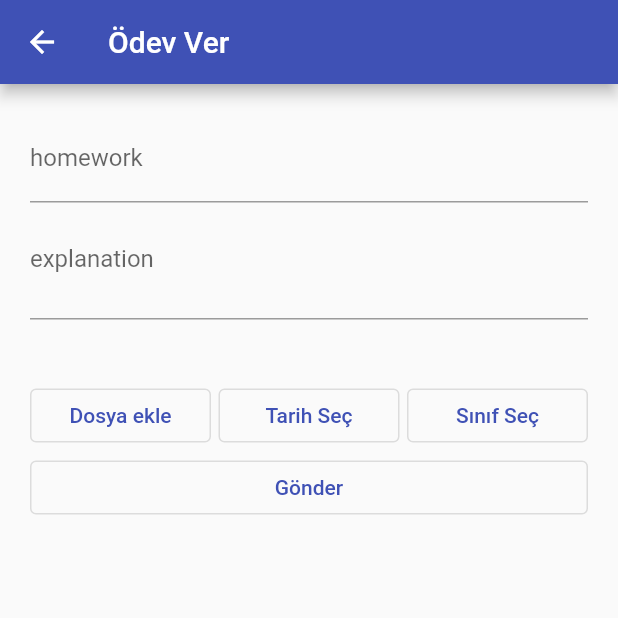
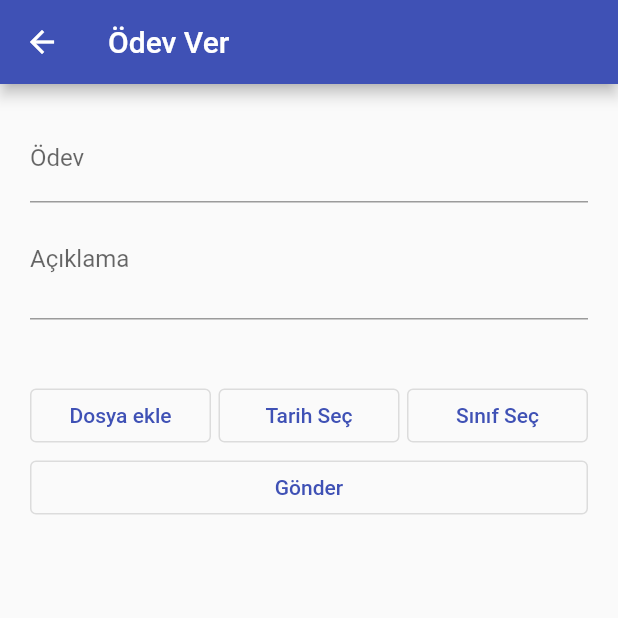
Before and after one commit to jehato47/flutter-school-app, a Flutter app: the GiveHomeworkScreen screen opened by its route, on a phone screen of 412 x 824 dp, the top half of it. Run offline on Flutter 3.47's test engine with Material 2 defaults, Android fonts, the phone set to English and light mode, and no system bars; our stand-ins replace cloud_firestore, file_picker, firebase_auth, firebase_core, firebase_messaging, firebase_storage and 4 more; missing offline and left inert: flutter_downloader, flutter_picker, syncfusion_localizations; accounts and stored records are empty; network calls fail.

Commit message:
little changes

```diff
--- a/lib/screens/homework/give_homework_screen.dart
+++ b/lib/screens/homework/give_homework_screen.dart
@@ -126,14 +126,14 @@ class _GiveHomeworkScreenState extends State<GiveHomeworkScreen> {
               children: [
                 TextFormField(
                   validator: (value) {
-                    if (value.isEmpty) return "homework girmediniz";
+                    if (value.isEmpty) return "Ödev girmediniz";
                     return null;
                   },
                   onSaved: (newValue) {
                     hw["homework"] = newValue;
                   },
                   decoration: InputDecoration(
-                    labelText: "homework",
+                    labelText: "Ödev",
                     // border: OutlineInputBorder(),
                   ),
                 ),
@@ -141,14 +141,14 @@ class _GiveHomeworkScreenState extends State<GiveHomeworkScreen> {
                   minLines: 2,
                   maxLines: 5,
                   validator: (value) {
-                    if (value.isEmpty) return "Explanation girmediniz";
+                    if (value.isEmpty) return "Açıklama girmediniz";
                     return null;
                   },
                   onSaved: (newValue) {
                     hw["explanation"] = newValue;
                   },
                   decoration: InputDecoration(
-                    labelText: "explanation",
+                    labelText: "Açıklama",
                     alignLabelWithHint: true,
                     // border: OutlineInputBorder(),
                   ),
```
